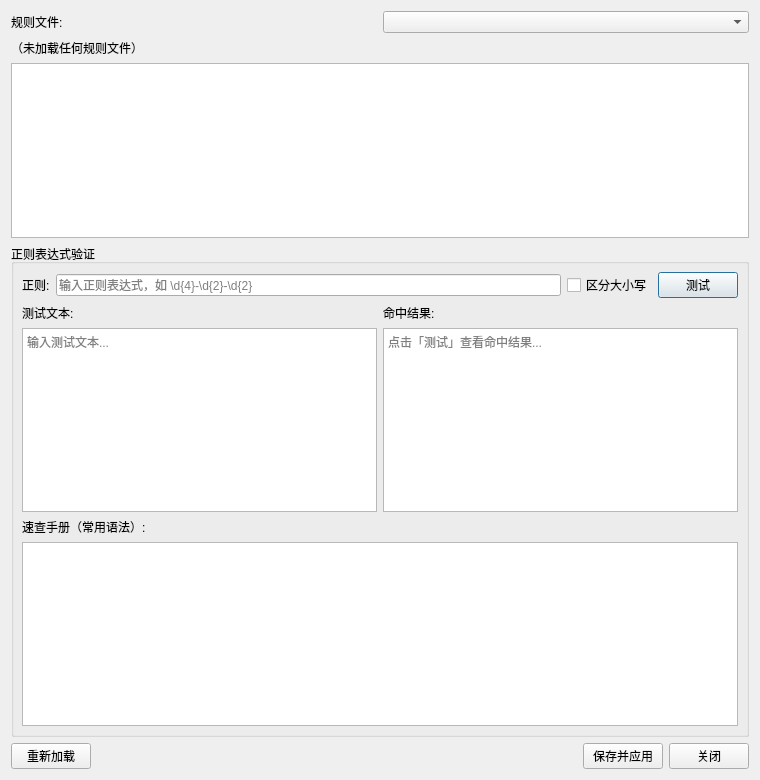
This is src/fuscan/gui/rule_editor.ui in gookeryoung/uniscan as Qt 5 draws it before an edit. The edited form follows.
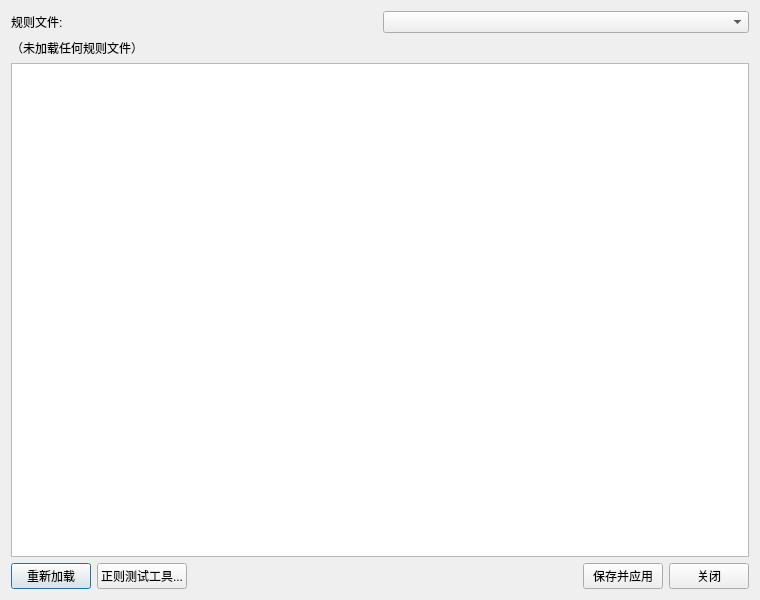
This is the edited form.

Commit message:
refactor: 将正则表达式验证面板抽离为独立 RegexTesterDialog 工具窗口
主窗口新增「工具(&T)」菜单与 regex_tester_action（Ctrl+R）作为独立工具入口；规则编辑器移除内嵌 regex_test_group 改为 regex_tester_btn 按钮调用独立窗口；RegexTesterDialog 支持 initial_pattern 参数预填，迁移 _REGEX_CHEATSHEET 常量与 _on_test_regex 方法

What changed in the file:
```diff
--- a/src/fuscan/gui/rule_editor.ui
+++ b/src/fuscan/gui/rule_editor.ui
@@ -7,13 +7,13 @@
     <x>0</x>
     <y>0</y>
     <width>760</width>
-    <height>780</height>
+    <height>600</height>
    </rect>
   </property>
   <property name="minimumSize">
    <size>
     <width>760</width>
-    <height>780</height>
+    <height>600</height>
    </size>
   </property>
   <property name="windowTitle">
@@ -51,155 +51,6 @@
      </property>
     </widget>
    </item>
-   <item>
-    <widget class="QGroupBox" name="regex_test_group">
-     <property name="title">
-      <string>正则表达式验证</string>
-     </property>
-     <property name="toolTip">
-      <string>测试正则表达式是否符合预期，与扫描引擎 finditer 行为一致</string>
-     </property>
-     <layout class="QVBoxLayout" name="regex_test_layout">
-      <property name="spacing">
-       <number>6</number>
-      </property>
-      <property name="leftMargin">
-       <number>8</number>
-      </property>
-      <property name="topMargin">
-       <number>8</number>
-      </property>
-      <property name="rightMargin">
-       <number>8</number>
-      </property>
-      <property name="bottomMargin">
-       <number>8</number>
-      </property>
-      <item>
-       <layout class="QHBoxLayout" name="regex_input_layout">
-        <item>
-         <widget class="QLabel" name="regex_pattern_label">
-          <property name="text">
-           <string>正则:</string>
-          </property>
-         </widget>
-        </item>
-        <item>
-         <widget class="QLineEdit" name="regex_pattern_edit">
-          <property name="toolTip">
-           <string>输入正则表达式，如 \d{4}-\d{2}-\d{2}</string>
-          </property>
-          <property name="placeholderText">
-           <string>输入正则表达式，如 \d{4}-\d{2}-\d{2}</string>
-          </property>
-          <property name="fontFamily" stdset="0">
-           <string>Consolas</string>
-          </property>
-          <property name="clearButtonEnabled">
-           <bool>true</bool>
-          </property>
-         </widget>
-        </item>
-        <item>
-         <widget class="QCheckBox" name="regex_case_sensitive_check">
-          <property name="toolTip">
-           <string>勾选后区分大小写（默认忽略大小写，与规则默认行为一致）</string>
-          </property>
-          <property name="text">
-           <string>区分大小写</string>
-          </property>
-         </widget>
-        </item>
-        <item>
-         <widget class="QPushButton" name="regex_test_btn">
-          <property name="toolTip">
-           <string>对测试文本执行正则匹配并显示命中结果</string>
-          </property>
-          <property name="text">
-           <string>测试</string>
-          </property>
-          <property name="default">
-           <bool>true</bool>
-          </property>
-         </widget>
-        </item>
-       </layout>
-      </item>
-      <item>
-       <layout class="QHBoxLayout" name="regex_io_layout">
-        <item>
-         <layout class="QVBoxLayout" name="test_text_col">
-          <item>
-           <widget class="QLabel" name="test_text_label">
-            <property name="text">
-             <string>测试文本:</string>
-            </property>
-           </widget>
-          </item>
-          <item>
-           <widget class="QPlainTextEdit" name="regex_test_text_edit">
-            <property name="toolTip">
-             <string>支持多行文本；每行独立匹配，跨行不连接</string>
-            </property>
-            <property name="placeholderText">
-             <string>输入测试文本...</string>
-            </property>
-           </widget>
-          </item>
-         </layout>
-        </item>
-        <item>
-         <layout class="QVBoxLayout" name="regex_result_col">
-          <item>
-           <widget class="QLabel" name="regex_result_label">
-            <property name="text">
-             <string>命中结果:</string>
-            </property>
-           </widget>
-          </item>
-          <item>
-           <widget class="QTextEdit" name="regex_result_view">
-            <property name="toolTip">
-             <string>显示每个命中的位置、文本与捕获组</string>
-            </property>
-            <property name="readOnly">
-             <bool>true</bool>
-            </property>
-            <property name="fontFamily" stdset="0">
-             <string>Consolas</string>
-            </property>
-            <property name="placeholderText">
-             <string>点击「测试」查看命中结果...</string>
-            </property>
-           </widget>
-          </item>
-         </layout>
-        </item>
-       </layout>
-      </item>
-      <item>
-       <widget class="QLabel" name="regex_cheatsheet_label">
-        <property name="text">
-         <string>速查手册（常用语法）:</string>
-        </property>
-        <property name="toolTip">
-         <string>Python re 模块支持的常用正则语法</string>
-        </property>
-       </widget>
-      </item>
-      <item>
-       <widget class="QTextEdit" name="regex_cheatsheet_view">
-        <property name="readOnly">
-         <bool>true</bool>
-        </property>
-        <property name="fontFamily" stdset="0">
-         <string>Consolas</string>
-        </property>
-       </widget>
-      </item>
-     </layout>
-    </widget>
-   </item>
    <item>
     <layout class="QHBoxLayout" name="btn_layout">
      <item>
@@ -212,6 +63,16 @@
        </property>
       </widget>
      </item>
+     <item>
+      <widget class="QPushButton" name="regex_tester_btn">
+       <property name="toolTip">
+        <string>打开正则表达式测试工具窗口，可在编辑规则时验证正则是否匹配预期内容</string>
+       </property>
+       <property name="text">
+        <string>正则测试工具...</string>
+       </property>
+      </widget>
+     </item>
      <item>
       <spacer name="btn_spacer">
        <property name="orientation">
```
Left out of the diff: 4 changed lines with no effect on the pictures. The commit also changes 11 other files.
